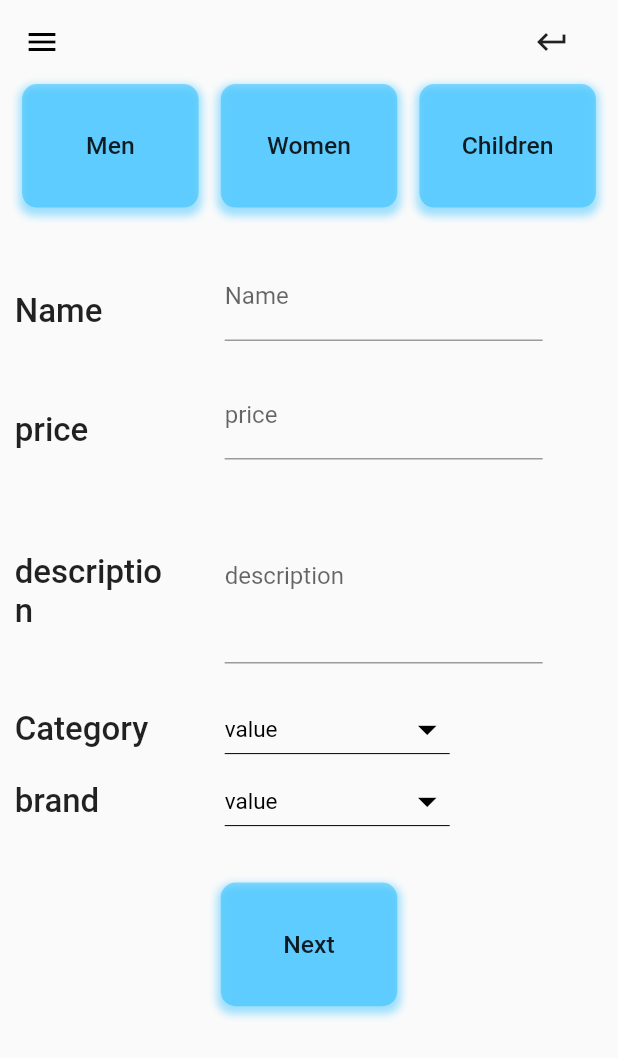
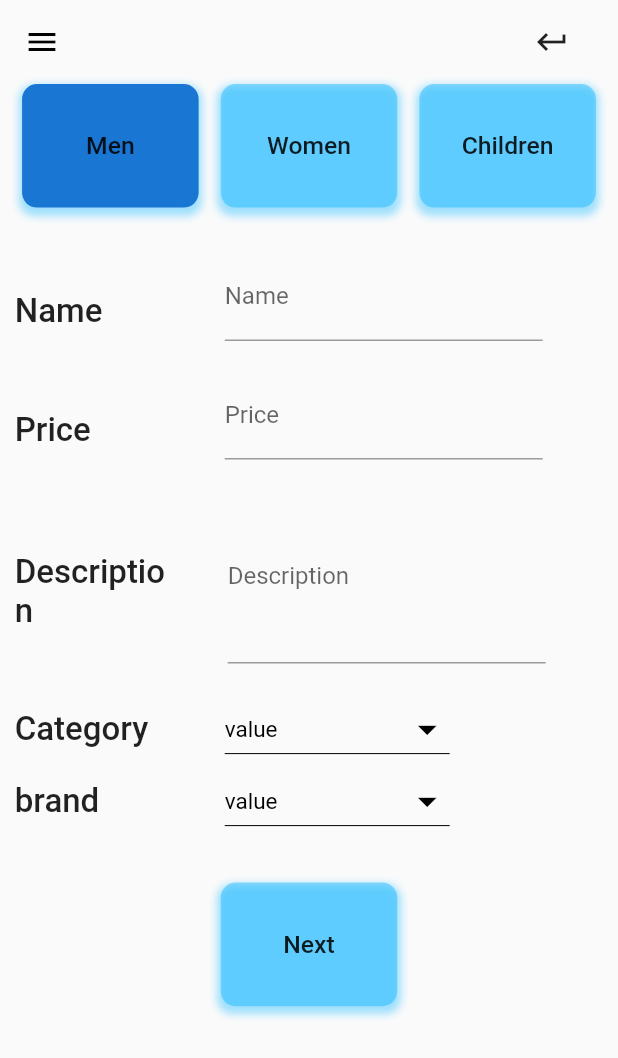
Before and after one commit to khaled45690/elmolad_dashboard, a Flutter app: the AddMainProductScreen screen opened by its route, on a phone screen of 412 x 824 dp. Shown: the top 1058 px of the screen. Run offline on Flutter 3.47's test engine with Material 2 defaults, Android fonts, the phone set to English and light mode, and no system bars; our stand-ins replace file_picker.

Commit message:
added functionality to add product

```diff
--- a/lib/Screens/AddMainProductScreen.dart
+++ b/lib/Screens/AddMainProductScreen.dart
@@ -13,6 +13,21 @@ class AddMainProductScreen extends StatefulWidget {
 }
 
 class _AddMainProductScreenState extends State<AddMainProductScreen> {
+  Map data = {
+    "Name" : null,
+    "Price" : null,
+    "Description":null,
+    "Type":1,
+    "Category" : "",
+    "Brand":"",
+  };
+  Map dataError = {
+    "Name" : null,
+    "Price" : null,
+    "Description":null,
+    "Category" : "",
+    "Brand":"",
+  };
   @override
   Widget build(BuildContext context) {
     AddMainProductScreenState ampss =
@@ -35,11 +50,11 @@ class _AddMainProductScreenState extends State<AddMainProductScreen> {
         child: Column(
           crossAxisAlignment: CrossAxisAlignment.center,
           children: [
-            AddMainProductTopPart(),
+            AddMainProductTopPart(data["Type"] , ampss.onChange),
             SizedBox(
               height: 30,
             ),
-            AddMainProductMiddlePart(),
+            AddMainProductMiddlePart(dataError , ampss.onChange),
             SizedBox(
               height: 30,
             ),
--- a/lib/Screens/AddSubProductScreen.dart
+++ b/lib/Screens/AddSubProductScreen.dart
@@ -19,7 +19,7 @@ class _AddSubProductScreenState extends State<AddSubProductScreen> {
           width: 400,
           decoration: BoxDecoration(
             border: Border.all(
-              width: 1, //                   <--- border width here
+              width: 1,
             ),
           ),
           child: Column(
--- a/lib/Screens/MainProductInfo.dart
+++ b/lib/Screens/MainProductInfo.dart
@@ -78,7 +78,7 @@ class _MainProductInfoState extends State<MainProductInfo> {
                         ),
                       ],
                     ),
-                  )),
+                  ),),
                 ],
                 rows: [
                   DataRow(
--- a/lib/StateDependentClasses/AddSubProductScreenState.dart
+++ b/lib/StateDependentClasses/AddSubProductScreenState.dart
@@ -1,5 +1,5 @@
+import 'package:elmolad_dashboard/Functions/uploadImage.dart';
 import 'package:file_picker/file_picker.dart';
-
 class AddSubProductScreenState {
   final state;
 
@@ -13,6 +13,9 @@ class AddSubProductScreenState {
     );
 
     if (result != null) {
+      result.files.forEach((element) {
+        uploadImages(element.bytes.buffer.asUint8List() , "da");
+      });
     } else {
       // User canceled the picker
     }
--- a/lib/Widgets/AddMainProductMiddlePart.dart
+++ b/lib/Widgets/AddMainProductMiddlePart.dart
@@ -3,6 +3,10 @@ import 'package:elmolad_dashboard/Widgets/DropDownWidget.dart';
 import 'package:flutter/material.dart';
 
 class AddMainProductMiddlePart extends StatelessWidget {
+  final Map dataError;
+  final Function onChange;
+
+  const AddMainProductMiddlePart(this.dataError, this.onChange);
   @override
   Widget build(BuildContext context) {
     Size size = MediaQuery.of(context).size;
@@ -24,7 +28,9 @@ class AddMainProductMiddlePart extends StatelessWidget {
               ),
               Container(
                   width: screenSize - 200,
-                  child: CustomTextField("Name", null, (value) {})),
+                  child: CustomTextField("Name", dataError["Name"], (value) {
+                    onChange(value, "Name");
+                  })),
             ],
           ),
           Row(
@@ -33,31 +39,35 @@ class AddMainProductMiddlePart extends StatelessWidget {
                 width: 110,
                 margin: EdgeInsets.only(right: 30),
                 child: Text(
-                  "price",
+                  "Price",
                   style: TextStyle(fontSize: 22, fontWeight: FontWeight.w500),
                 ),
               ),
               Container(
                   width: screenSize - 200,
-                  child: CustomTextField("price", null, (value) {})),
+                  child: CustomTextField("Price", dataError["Price"], (value) {
+                    onChange(value, "Price");
+                  })),
             ],
           ),
           Row(
             children: [
               Container(
-                width: 110,
+                width: 112,
                 margin: EdgeInsets.only(right: 30),
                 child: Text(
-                  "description",
+                  "Description",
                   style: TextStyle(fontSize: 22, fontWeight: FontWeight.w500),
                 ),
               ),
               Container(
                   width: screenSize - 200,
                   child: CustomTextField(
-                    "description",
-                    null,
-                    (value) {},
+                    "Description",
+                    dataError["Description"],
+                    (value) {
+                      onChange(value, "Description");
+                    },
                     maxLines: 4,
                   )),
             ],
@@ -85,7 +95,7 @@ class AddMainProductMiddlePart extends StatelessWidget {
                   style: TextStyle(fontSize: 22, fontWeight: FontWeight.w500),
                 ),
               ),
-              DropdownWidget("value", ["value", "values"], 150, 30, (value) {})
+              DropdownWidget("value", ["value", "values"], 150, 30, (value) {}),
             ],
           ),
         ],
--- a/lib/Widgets/AddMainProductTopPart.dart
+++ b/lib/Widgets/AddMainProductTopPart.dart
@@ -2,15 +2,19 @@ import 'package:elmolad_dashboard/Widgets/ButtonDesign.dart';
 import 'package:flutter/material.dart';
 
 class AddMainProductTopPart extends StatelessWidget {
+  final int i;
+  final Function func;
+
+  const AddMainProductTopPart(this.i, this.func);
   @override
   Widget build(BuildContext context) {
     return Row(
       mainAxisAlignment: MainAxisAlignment.spaceEvenly,
       crossAxisAlignment: CrossAxisAlignment.start,
       children: [
-        ButtonDesign("Men", () {}),
-        ButtonDesign("Women", () {}),
-        ButtonDesign("Children", () {}),
+        ButtonDesign("Men", () {func(1 , "Type");} , changeColor: i == 1 ? " " : null,),
+        ButtonDesign("Women", () {func(2 , "Type");} , changeColor: i == 2 ? " " : null,),
+        ButtonDesign("Children", () {func(3 , "Type");} , changeColor: i == 3 ? " " : null,),
       ],
     );
   }
--- a/lib/Widgets/ButtonDesign.dart
+++ b/lib/Widgets/ButtonDesign.dart
@@ -1,10 +1,10 @@
 import 'package:flutter/material.dart';
 
 class ButtonDesign extends StatelessWidget {
-  final String text;
+  final String text , changeColor;
   final Function func;
 
-  const ButtonDesign(this.text, this.func);
+  const ButtonDesign(this.text, this.func , {this.changeColor});
   @override
   Widget build(BuildContext context) {
     Size size = MediaQuery.of(context).size;
@@ -14,7 +14,8 @@ class ButtonDesign extends StatelessWidget {
         borderRadius: BorderRadius.circular(10),
         onTap: func,
         splashColor: Colors.blue,
-        child: Container(
+        child: AnimatedContainer(
+          duration: Duration(milliseconds:300),
           width: screenSize / 3.5,
           height: size.height / 10,
           decoration: BoxDecoration(
@@ -27,7 +28,7 @@ class ButtonDesign extends StatelessWidget {
               ),
             ],
             borderRadius: BorderRadius.circular(10),
-            color: Colors.lightBlueAccent.shade400.withOpacity(0.4),
+            color: changeColor == null ? Colors.lightBlueAccent.shade400.withOpacity(0.4) : Colors.blue.shade700 ,
           ),
           child: Center(
             child: Text(
--- a/lib/Widgets/DrawerWidget.dart
+++ b/lib/Widgets/DrawerWidget.dart
@@ -61,7 +61,7 @@ class _DrawerWidgetState extends State<DrawerWidget> {
                 borderRadius: BorderRadius.only(topRight: Radius.circular(17)),
                 color: Colors.blue,
               ),
-              height: 100,
+              height: 50,
             ),
             DrawerControllersWidget("Product", () {
               onChange("Product");
@@ -107,7 +107,7 @@ class _DrawerWidgetState extends State<DrawerWidget> {
             ),
             DrawerTabsWidget("users", UsersListScreen.routeName),
             Container(
-              height: 100,
+              height: 70,
               color: Colors.white,
             ),
           ],
--- a/lib/main.dart
+++ b/lib/main.dart
@@ -4,6 +4,7 @@ import 'package:elmolad_dashboard/Screens/AddMainProductScreen.dart';
 import 'package:elmolad_dashboard/Screens/AddStoreScreen.dart';
 import 'package:elmolad_dashboard/Screens/AddSubProductsScreen.dart';
 import 'package:elmolad_dashboard/Screens/EditMainProductScreen.dart';
+import 'package:elmolad_dashboard/Screens/EditSubProductScreen.dart';
 import 'package:elmolad_dashboard/Screens/RoomListScreen.dart';
 import 'package:elmolad_dashboard/Screens/MainProductInfo.dart';
 import 'package:elmolad_dashboard/Screens/SubProductInfo.dart';
@@ -52,6 +53,7 @@ class ElmoladDashboard extends StatelessWidget {
           MainProductInfo.routeName: (ctx) => MainProductInfo(),
           SubProductInfo.routeName: (ctx) => SubProductInfo(),
           EditMainProductScreen.routeName: (ctx) => EditMainProductScreen(),
+          EditSubProductScreen.routeName: (ctx) => EditSubProductScreen(),
         },
       ),
     );
--- a/pubspec.yaml
+++ b/pubspec.yaml
@@ -30,6 +30,7 @@ dependencies:
   cupertino_icons: ^1.0.2
   file_picker: ^3.0.0
   provider: ^5.0.0
+  http: ^0.13.0
 
 dev_dependencies:
   flutter_test:
```
Also changed, not shown: lib/Functions/uploadImage.dart (+22 -0 lines), lib/Screens/EditSubProductScreen.dart (+51 -1 lines), lib/Screens/SubProductInfo.dart (+26 -6 lines), lib/StateDependentClasses/AddMainProductScreenState.dart (+31 -2 lines), pubspec.lock.
